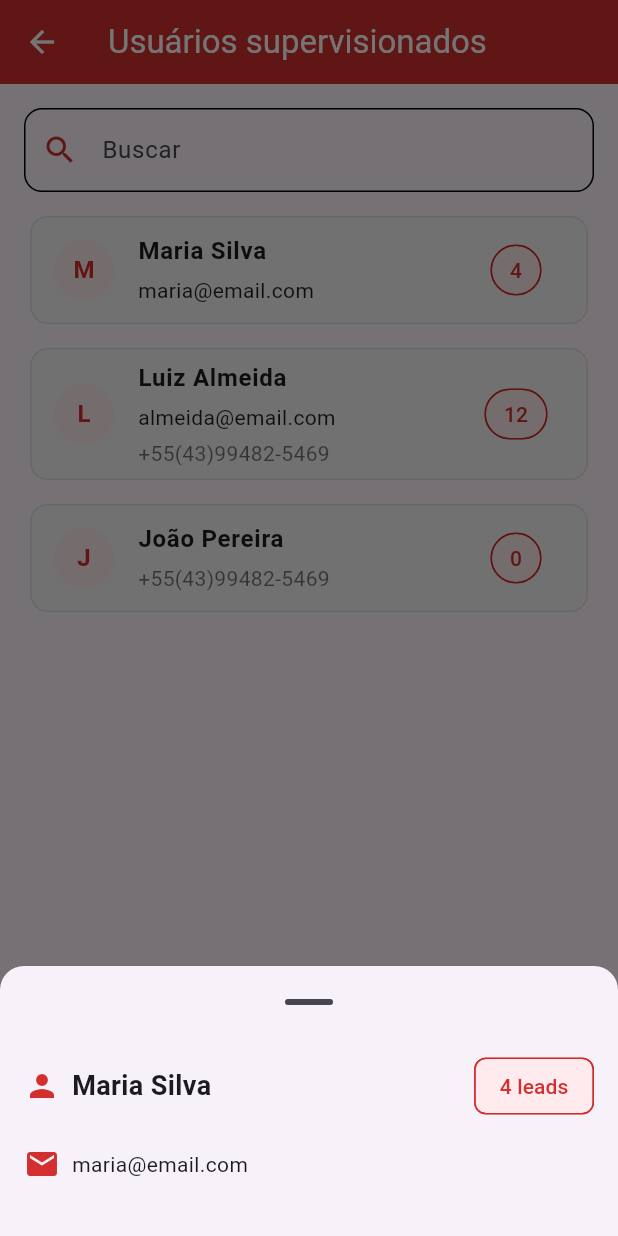
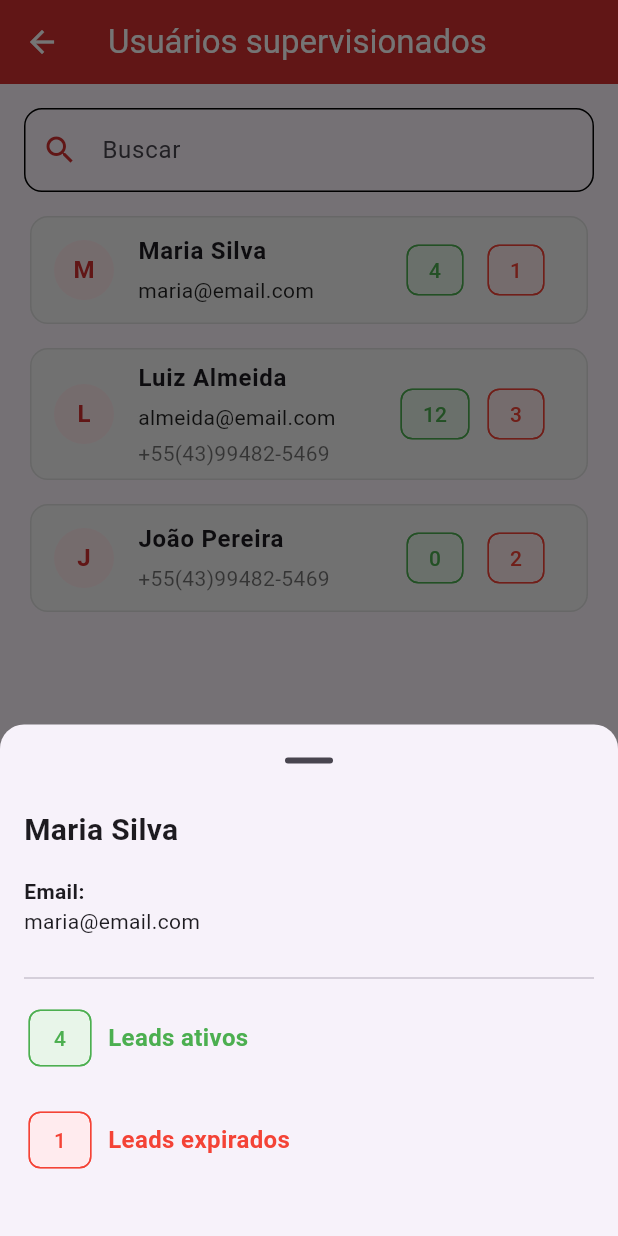
Before and after one commit to NakamuraFelipe/Jornada, a Flutter app: the UsuariosSupervisionados screen opened by its route, after a tap on an icon or button, on a phone screen of 412 x 824 dp. Run offline on Flutter 3.47's test engine with Material 3 defaults, Android fonts, the phone set to English and light mode, and no system bars; our stand-ins replace fl_chart, image_picker, shared_preferences; missing offline and left inert: dart:ffi; accounts and stored records are empty.

Commit message:
commitando novamente porque da ultima vez deu algum erro e perdi uma parte do que fiz

```diff
--- a/lib/app_widget.dart
+++ b/lib/app_widget.dart
@@ -39,7 +39,7 @@ class appWidget extends StatelessWidget {
                 ? Brightness.dark
                 : Brightness.light,
           ),
-          home: ExportarLeads(),
+          home: HomeScreen_gestor(),
           routes: {
             '/gestor': (context) => HomePage_Gestor(),
             '/novo_usuario': (context) => CreateUser(),
--- a/lib/cadastrar_usuario.dart
+++ b/lib/cadastrar_usuario.dart
@@ -2,7 +2,7 @@ import 'dart:convert';
 import 'dart:io';
 import 'package:flutter/material.dart';
 import 'package:http/http.dart' as http;
-//import 'package:image_picker/image_picker.dart';
+import 'package:image_picker/image_picker.dart';
 
 // sua cor padrão
 const kPrimary = Color(0xFFD32F2F);
@@ -27,7 +27,7 @@ class _CreateUserState extends State<CreateUser> {
 
   File? fotoSelecionada;
 
-  /*
+
   /// Escolher foto (MANEIRA ORIGINAL — mantida exatamente como estava)
   Future<void> _escolherFoto() async {
     final ImagePicker picker = ImagePicker();
@@ -41,7 +41,7 @@ class _CreateUserState extends State<CreateUser> {
       });
     }
   }
-  */
+
 
   Future<void> _salvarUsuario() async {
     if (!_formKey.currentState!.validate()) return;
@@ -131,7 +131,7 @@ class _CreateUserState extends State<CreateUser> {
               children: [
                 /// FOTO DO USUÁRIO
                 GestureDetector(
-                  //onTap: _escolherFoto,   // ← mantido como estava
+                  onTap: _escolherFoto,   // ← mantido como estava
                   child: CircleAvatar(
                     radius: 55,
                     backgroundColor: Colors.white,
--- a/lib/home_page_gestor.dart
+++ b/lib/home_page_gestor.dart
@@ -270,6 +270,14 @@ class _HomePage_GestorState extends State<HomePage_Gestor> {
                                 onTap: () => Navigator.of(
                                   context,
                                 ).pushNamed('/usuarios_supervisionados'),
+                              ),
+                              ActionItem(
+                                icon: Icons.person_add_rounded,
+                                label: 'cadastrar Consultores',
+
+                                onTap: () => Navigator.of(
+                                  context,
+                                ).pushNamed('/novo_usuario'),
                               ),
                             ],
                           ),
--- a/lib/usuarios_supervisionados.dart
+++ b/lib/usuarios_supervisionados.dart
@@ -18,17 +18,20 @@ class _UsuariosSupervisionadosState extends State<UsuariosSupervisionados> {
       nome: 'Maria Silva',
       email: 'maria@email.com',
       totalLeads: 4,
+      leadsExpirados: 1,
     ),
     _SampleUsuarioSupervisionado(
       nome: 'Luiz Almeida',
       email: 'almeida@email.com',
       telefone: '+55(43)99482-5469',
       totalLeads: 12,
+      leadsExpirados: 3,
     ),
     _SampleUsuarioSupervisionado(
       nome: 'João Pereira',
       telefone: '+55(43)99482-5469',
       totalLeads: 0,
+      leadsExpirados: 2,
     ),
   ];
   // ==========================
@@ -44,7 +47,6 @@ class _UsuariosSupervisionadosState extends State<UsuariosSupervisionados> {
     if (query.trim().isEmpty) return true;
 
     final q = query.toLowerCase().trim();
-
     return u.nome.toLowerCase().contains(q) ||
         (u.email ?? '').toLowerCase().contains(q) ||
         (u.telefone ?? '').toLowerCase().contains(q);
@@ -64,57 +66,85 @@ class _UsuariosSupervisionadosState extends State<UsuariosSupervisionados> {
           mainAxisSize: MainAxisSize.min,
           crossAxisAlignment: CrossAxisAlignment.start,
           children: [
+
+            // NOME
+            Text(
+              u.nome,
+              style: const TextStyle(
+                fontSize: 20,
+                fontWeight: FontWeight.w700,
+              ),
+            ),
+
+            const SizedBox(height: 16),
+
+            // EMAIL
+            if ((u.email ?? '').isNotEmpty) ...[
+              const Text(
+                "Email:",
+                style: TextStyle(fontWeight: FontWeight.w600),
+              ),
+              Text(u.email!),
+              const SizedBox(height: 12),
+            ],
+
+            // TELEFONE
+            if ((u.telefone ?? '').isNotEmpty) ...[
+              const Text(
+                "Telefone:",
+                style: TextStyle(fontWeight: FontWeight.w600),
+              ),
+              Text(u.telefone!),
+              const SizedBox(height: 12),
+            ],
+
+            const Divider(height: 32),
+
+            // LEADS ATIVOS (chip -> texto)
             Row(
               children: [
-                const Icon(Icons.person, color: kPrimary),
+                Chip(
+                  label: Text("${u.totalLeads}"),
+                  backgroundColor: Colors.green.shade50,
+                  labelStyle: const TextStyle(color: Colors.green),
+                  side: const BorderSide(color: Colors.green),
+                ),
                 const SizedBox(width: 8),
-                Expanded(
-                  child: Text(
-                    u.nome,
-                    style: const TextStyle(
-                      fontSize: 18,
-                      fontWeight: FontWeight.w600,
-                    ),
+                const Text(
+                  "Leads ativos",
+                  style: TextStyle(
+                    fontWeight: FontWeight.w700,
+                    color: Colors.green,
+                    fontSize: 16,
                   ),
                 ),
+              ],
+            ),
 
-                // CHIP COM TOTAL DE LEADS
+            const SizedBox(height: 20),
+
+            // LEADS EXPIRADOS (chip -> texto)
+            Row(
+              children: [
                 Chip(
-                  label: Text("${u.totalLeads} leads"),
-                  backgroundColor: const Color(0xFFFFEBEE),
-                  labelStyle: const TextStyle(color: kPrimary),
-                  side: const BorderSide(color: kPrimary),
+                  label: Text("${u.leadsExpirados}"),
+                  backgroundColor: Colors.red.shade50,
+                  labelStyle: const TextStyle(color: Colors.red),
+                  side: const BorderSide(color: Colors.red),
+                ),
+                const SizedBox(width: 8),
+                const Text(
+                  "Leads expirados",
+                  style: TextStyle(
+                    fontWeight: FontWeight.w700,
+                    color: Colors.red,
+                    fontSize: 16,
+                  ),
                 ),
               ],
             ),
 
             const SizedBox(height: 16),
-
-            if ((u.email ?? '').isNotEmpty) ...[
-              Row(
-                children: [
-                  const Icon(Icons.email, color: kPrimary),
-                  const SizedBox(width: 8),
-                  Expanded(
-                    child: Text(u.email!),
-                  ),
-                ],
-              ),
-              const SizedBox(height: 12),
-            ],
-
-            if ((u.telefone ?? '').isNotEmpty) ...[
-              Row(
-                children: [
-                  const Icon(Icons.phone, color: kPrimary),
-                  const SizedBox(width: 8),
-                  Expanded(
-                    child: Text(u.telefone!),
-                  ),
-                ],
-              ),
-              const SizedBox(height: 12),
-            ],
           ],
         ),
       ),
@@ -144,7 +174,7 @@ class _UsuariosSupervisionadosState extends State<UsuariosSupervisionados> {
           foregroundColor: Colors.white,
           icon: const Icon(Icons.add),
           label: const Text("Cadastrar usuário"),
-          onPressed: () {},
+          onPressed: () => Navigator.of(context).pushNamed('/novo_usuario'),
         ),
 
         body: Padding(
@@ -164,7 +194,6 @@ class _UsuariosSupervisionadosState extends State<UsuariosSupervisionados> {
                   ),
                 ),
               ),
-
               const SizedBox(height: 12),
 
               Expanded(
@@ -216,16 +245,28 @@ class _UsuariosSupervisionadosState extends State<UsuariosSupervisionados> {
                                 ],
                               ),
 
-                              trailing: Chip(
-                                label: Text("${u.totalLeads}"),
-                                padding: const EdgeInsets.symmetric(horizontal: 4, vertical: 0,),
-                                backgroundColor: const Color(0xFFFFEBEE),
-                                labelStyle: const TextStyle(color: kPrimary),
-                                  shape: RoundedRectangleBorder(
-                                    borderRadius: BorderRadius.circular(20),
-                                    side: const BorderSide(color: Color(0xFFE0E0E0)),
+                              trailing: Row(
+                                mainAxisSize: MainAxisSize.min,
+                                children: [
+                                  // LEADS ATIVOS (VERDE)
+                                  Chip(
+                                    label: Text("${u.totalLeads}"),
+                                    padding: const EdgeInsets.symmetric(horizontal: 6, vertical: 0),
+                                    backgroundColor: Colors.green.shade50,
+                                    labelStyle: const TextStyle(color: Colors.green),
+                                    side: const BorderSide(color: Colors.green),
                                   ),
-                                side: const BorderSide(color: kPrimary),
+                                  const SizedBox(width: 6),
+
+                                  // LEADS EXPIRADOS (VERMELHO)
+                                  Chip(
+                                    label: Text("${u.leadsExpirados}"),
+                                    padding: const EdgeInsets.symmetric(horizontal: 6, vertical: 0),
+                                    backgroundColor: Colors.red.shade50,
+                                    labelStyle: const TextStyle(color: Colors.red),
+                                    side: const BorderSide(color: Colors.red),
+                                  ),
+                                ],
                               ),
                             ),
                           );
@@ -249,8 +290,8 @@ class _SampleUsuarioSupervisionado {
   final String? telefone;
   final String? email;
 
-  // Quantos leads esse usuário tem
   final int totalLeads;
+  final int leadsExpirados;
 
   _SampleUsuarioSupervisionado({
     required this.nome,
@@ -258,6 +299,7 @@ class _SampleUsuarioSupervisionado {
     this.telefone,
     this.email,
     this.totalLeads = 0,
+    this.leadsExpirados = 0,
   });
 }
 
--- a/pubspec.yaml
+++ b/pubspec.yaml
@@ -40,6 +40,7 @@ dependencies:
   http: ^1.1.0
   shared_preferences: ^2.5.3
   fl_chart: ^0.69.0
+  image_picker: ^1.1.1
 
 dev_dependencies:
   flutter_test:
```
Also changed, not shown: pubspec.lock, 5 other files.
